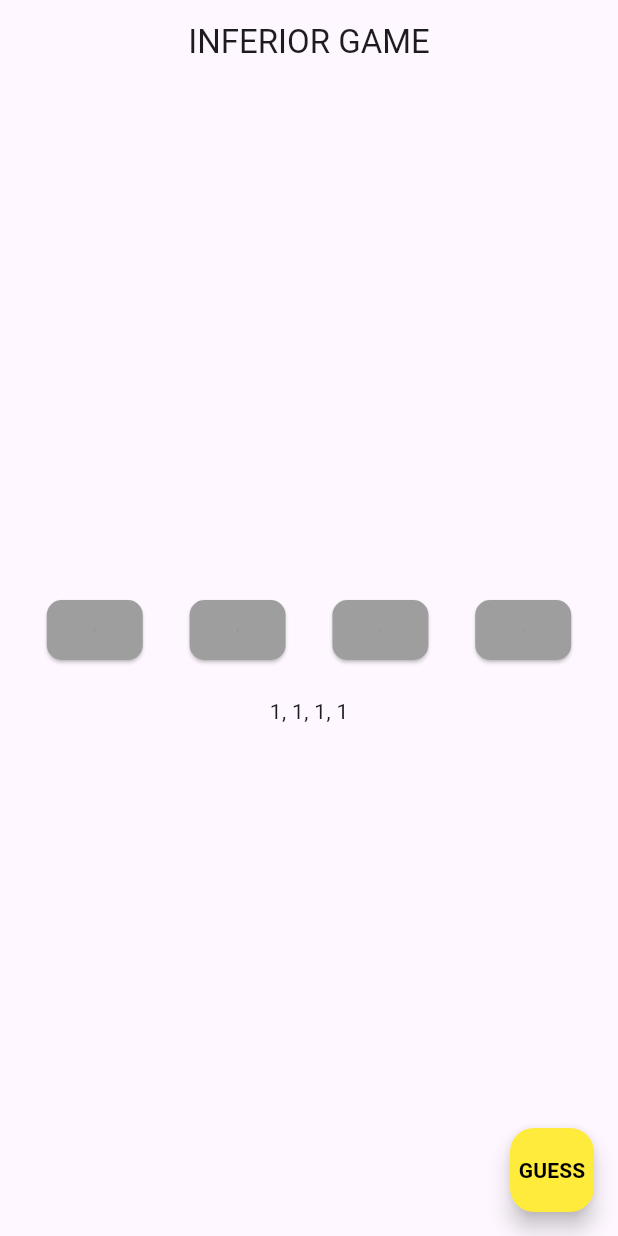
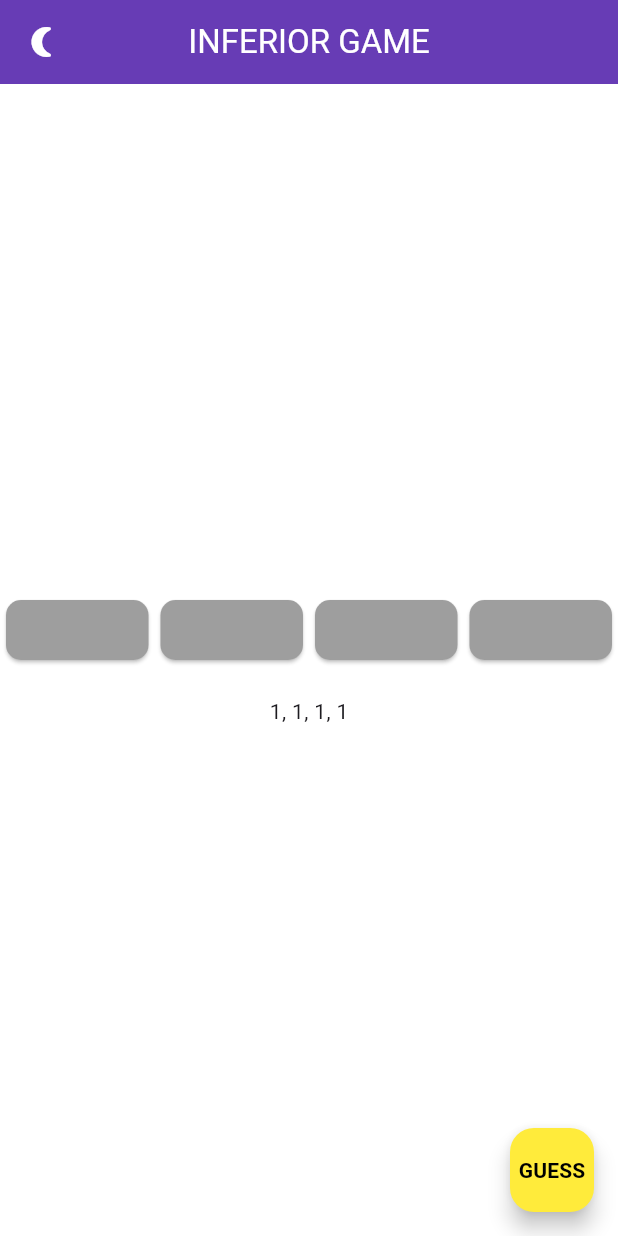
Before and after one commit to b3a7o/tpsit-25-26, a Flutter app: the screen it shows after launch, on a phone screen of 412 x 824 dp. Run offline on Flutter 3.47's test engine with Material 3 defaults, Android fonts, the phone set to English and light mode, and no system bars.

Commit message:
added DarkMdoe

```diff
--- a/inferior_mind/lib/main.dart
+++ b/inferior_mind/lib/main.dart
@@ -14,6 +14,42 @@ class MyApp extends StatefulWidget {
 }
 
 class _MyAppState extends State<MyApp> {
+  bool playing = true;
+  bool DarkModeActive = false;
+  bool colorBlindModeActive = false;
+
+  ThemeData getTheme(bool isDarkMode){
+    final base = isDarkMode ? ThemeData.dark() : ThemeData.light();
+
+    return base.copyWith(
+      colorScheme: base.colorScheme.copyWith(
+        primary: Colors.deepPurple,
+        secondary: Colors.deepOrangeAccent,
+      ),
+      scaffoldBackgroundColor: isDarkMode ? Colors.black : Colors.white,
+      appBarTheme: AppBarTheme(
+        backgroundColor: isDarkMode ? Colors.deepPurple[700] : Colors.deepPurple,
+        foregroundColor: Colors.white,
+        elevation: 4,
+        centerTitle: true,
+      ),
+      elevatedButtonTheme: ElevatedButtonThemeData(
+        style: ElevatedButton.styleFrom(
+          shape: RoundedRectangleBorder(
+            borderRadius: BorderRadius.circular(10.0),
+          ),
+          padding: const EdgeInsets.symmetric(horizontal: 20, vertical: 12),
+          textStyle: const TextStyle(fontSize: 16, fontWeight: FontWeight.bold),
+        )
+      ),
+
+      floatingActionButtonTheme: FloatingActionButtonThemeData(
+        backgroundColor: Colors.yellow,
+        foregroundColor: Colors.black,
+      )
+    );
+  }
+
   List<Color> colors = [
     Colors.grey,
     Colors.deepPurple,
@@ -24,19 +60,6 @@ class _MyAppState extends State<MyApp> {
 
   List<int> codeToGuess = List.filled(4, 0);
   List<int> currentIndexes = List.filled(4, 0);
-  bool playing = true;
-
-  final colorButtonIcon = Icon(Icons.refresh_rounded);
-
-  final colorButtonsTheme = ElevatedButtonThemeData(
-    style: ElevatedButton.styleFrom(
-      shape: RoundedRectangleBorder(
-        borderRadius: BorderRadiusGeometry.circular(10.0),
-      ),
-      iconColor: Colors.black,
-      iconSize: 1.0
-    )
-  );
 
   @override
   void initState() {
@@ -77,8 +100,19 @@ class _MyAppState extends State<MyApp> {
   @override
   Widget build(BuildContext context) {
     return MaterialApp(
+      theme: getTheme(false),
+      darkTheme: getTheme(true),
+      themeMode: DarkModeActive ? ThemeMode.dark : ThemeMode.light,
       home: Scaffold(
         appBar: AppBar(
+          leading: IconButton(
+            onPressed: (){
+              setState(() {
+                DarkModeActive = !DarkModeActive;
+              });
+            },
+            icon: Icon(DarkModeActive ? Icons.wb_sunny : Icons.nightlight_round)
+          ),
           centerTitle: true,
           title: const Text("INFERIOR GAME"),
         ),
@@ -91,14 +125,23 @@ class _MyAppState extends State<MyApp> {
                       mainAxisAlignment: MainAxisAlignment.spaceEvenly,
                       children: [
                         for (int i = 0; i < 4; i++)
-                          ElevatedButton(
-                            onPressed: () => updateIdex(i),
-                            style: colorButtonsTheme.style?.copyWith(
-                              backgroundColor: WidgetStatePropertyAll(
-                                colors[currentIndexes[i]],
+                          Expanded(
+                            child: Padding(
+                              padding: const EdgeInsets.symmetric(horizontal: 4.0),
+                              child: ElevatedButton(
+                                onPressed: () => updateIdex(i),
+                                style: ButtonStyle(
+                                  backgroundColor: WidgetStateProperty.resolveWith(
+                                    (states) => colors[currentIndexes[i]],
+                                  ),
+                                  shape: Theme.of(context).elevatedButtonTheme.style?.shape,
+                                  padding: Theme.of(context).elevatedButtonTheme.style?.padding,
+                                  textStyle: Theme.of(context).elevatedButtonTheme.style?.textStyle,
+                                  foregroundColor: Theme.of(context).elevatedButtonTheme.style?.foregroundColor,
+                                ),
+                                child: null//Icon(Icons.refresh_rounded, color: Colors.black, size: 20),
                               ),
                             ),
-                            child: colorButtonIcon,
                           ),
                       ],
                     ),
@@ -129,6 +172,9 @@ class _MyAppState extends State<MyApp> {
                           playing = true;
                         });
                       },
+                      style: Theme.of(context).elevatedButtonTheme.style?.copyWith(
+                        backgroundColor: WidgetStateProperty.all(Colors.deepPurple),
+                      ),
                       child: const Text(
                         'Continue',
                         style: TextStyle(
```
